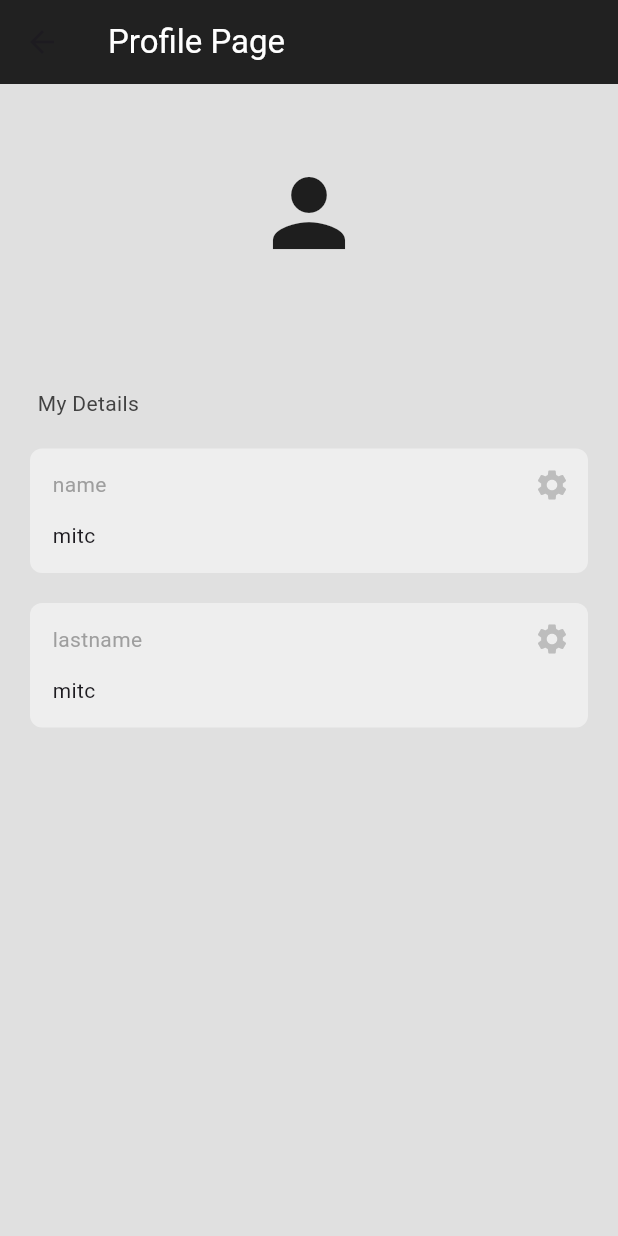
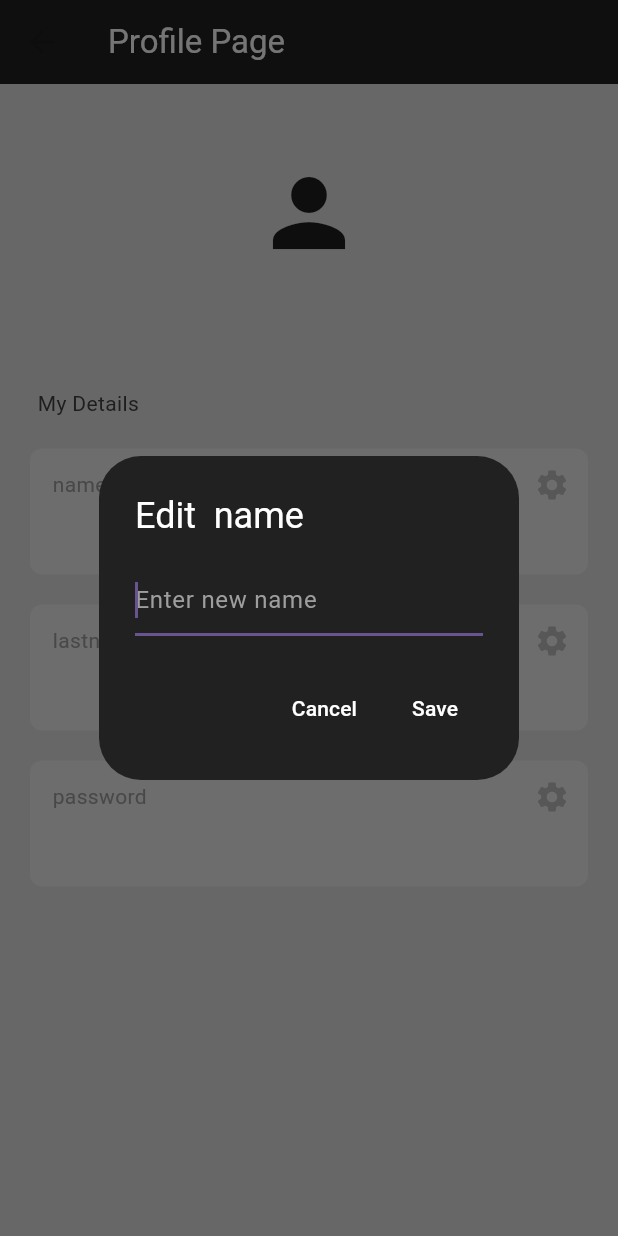
Before and after one commit to bavertalantimur/book_donate-flutter, a Flutter app: the ProfileScreen screen opened by its route, after a tap on the "settings" icon, on a phone screen of 412 x 824 dp. Run offline on Flutter 3.47's test engine with Material 3 defaults, Android fonts, the phone set to English and light mode, and no system bars; our stand-ins replace bloc, carousel_slider, cloud_firestore, equatable, firebase_auth, firebase_core and 3 more; accounts and stored records are empty.

Commit message:
profile page details settings

```diff
--- a/lib/screens/drawer/drawer.dart
+++ b/lib/screens/drawer/drawer.dart
@@ -29,7 +29,7 @@ class MyDrawer extends StatelessWidget {
               MyListTile(
                 icon: Icons.person,
                 text: 'P R O F I L E',
-                onTap: () => Navigator.pop(context),
+                onTap: onProfileTap,
               ),
             ],
           ),
--- a/lib/screens/home/home_screen.dart
+++ b/lib/screens/home/home_screen.dart
@@ -22,8 +22,10 @@ class HomeScreen extends StatelessWidget {
     );
   }
 
+  @override
+  Widget build(BuildContext context) {
     void goToProfilePage() {
-    /* Navigator.pop(
+      Navigator.pop(
         context,
       );
       Navigator.push(
@@ -31,11 +33,9 @@ class HomeScreen extends StatelessWidget {
         MaterialPageRoute(
           builder: (context) => ProfileScreen(),
         ),
-    );*/
+      );
     }
 
-  @override
-  Widget build(BuildContext context) {
     return Scaffold(
       appBar: CustomAppBar(title: 'Home'),
       drawer: MyDrawer(
--- a/lib/screens/profile/profile_screen.dart
+++ b/lib/screens/profile/profile_screen.dart
@@ -1,4 +1,6 @@
+import 'package:cloud_firestore/cloud_firestore.dart';
 import 'package:firebase_auth/firebase_auth.dart';
+import 'package:firebase_core/firebase_core.dart';
 import 'package:flutter/material.dart';
 import 'package:flutter_test_application/widgets/profile_text_box.dart';
 
@@ -11,7 +13,51 @@ class ProfileScreen extends StatefulWidget {
 
 class _ProfileScreenState extends State<ProfileScreen> {
   final currentUser = FirebaseAuth.instance.currentUser!;
-  Future<void> editField(String field) async {}
+  final userCollection = FirebaseFirestore.instance.collection("Users");
+
+  Future<void> editField(String field) async {
+    String newValue = "";
+    await showDialog(
+      context: context,
+      builder: (context) => AlertDialog(
+        backgroundColor: Colors.grey[900],
+        title: Text(
+          "Edit  $field",
+          style: TextStyle(color: Colors.white),
+        ),
+        content: TextField(
+          autofocus: true,
+          style: TextStyle(color: Colors.white),
+          decoration: InputDecoration(
+            hintText: "Enter new $field",
+            hintStyle: TextStyle(color: Colors.grey),
+          ),
+          onChanged: (value) {
+            newValue = value;
+          },
+        ),
+        actions: [
+          TextButton(
+            onPressed: () => Navigator.pop(context),
+            child: Text(
+              'Cancel',
+              style: TextStyle(color: Colors.white),
+            ),
+          ),
+          TextButton(
+            onPressed: () => Navigator.of(context).pop(newValue),
+            child: Text(
+              'Save',
+              style: TextStyle(color: Colors.white),
+            ),
+          ),
+        ],
+      ),
+    );
+    if (newValue.trim().length > 0) {
+      await userCollection.doc(currentUser.email).update({field: newValue});
+    }
+  }
 
   @override
   Widget build(BuildContext context) {
@@ -24,7 +70,15 @@ class _ProfileScreenState extends State<ProfileScreen> {
         ),
         backgroundColor: Colors.grey[900],
       ),
-      body: ListView(
+      body: StreamBuilder<DocumentSnapshot>(
+        stream: FirebaseFirestore.instance
+            .collection("Users")
+            .doc(currentUser.email)
+            .snapshots(),
+        builder: (context, snapshot) {
+          if (snapshot.hasData) {
+            final userData = snapshot.data!.data() as Map<String, dynamic>;
+            return ListView(
               children: [
                 const SizedBox(height: 50),
                 Icon(
@@ -46,16 +100,31 @@ class _ProfileScreenState extends State<ProfileScreen> {
                   ),
                 ),
                 ProfileTextBox(
-            text: 'mitc',
+                  text: userData['name'],
                   name: 'name',
                   onPressed: () => editField('name'),
                 ),
                 ProfileTextBox(
-            text: 'mitc',
+                  text: userData['lastname'],
                   name: 'lastname',
                   onPressed: () => editField('lastname'),
+                ),
+                ProfileTextBox(
+                  text: userData['password'],
+                  name: 'password',
+                  onPressed: () => editField('password'),
                 )
               ],
+            );
+          } else if (snapshot.hasError) {
+            return Center(
+              child: Text('Error${snapshot.error}'),
+            );
+          }
+          return const Center(
+            child: CircularProgressIndicator(),
+          );
+        },
       ),
     );
   }
--- a/lib/service/auth_service.dart
+++ b/lib/service/auth_service.dart
@@ -68,7 +68,7 @@ class AuthService {
 
       try {
         final resultData =
-            await firebaseFirestore.collection("Users").doc(name).set({
+            await firebaseFirestore.collection("Users").doc(email).set({
           "email": email,
           "name": name,
           "lastname": lastName,
--- a/lib/widgets/custom_navbar.dart
+++ b/lib/widgets/custom_navbar.dart
@@ -1,6 +1,8 @@
 import 'package:firebase_auth/firebase_auth.dart';
 
 import 'package:flutter/material.dart';
+import 'package:flutter_bloc/flutter_bloc.dart';
+import 'package:flutter_test_application/service/auth_service.dart';
 
 class CustomNavBar extends StatelessWidget {
   const CustomNavBar({
@@ -33,6 +35,7 @@ class CustomNavBar extends StatelessWidget {
           IconButton(
               onPressed: () async {
                 await FirebaseAuth.instance.signOut();
+                //Navigator.pushNamed(context, '/loginPage');
               },
               icon: Icon(Icons.exit_to_app, color: Colors.white)),
         ],
```
Lines whose indentation alone changed are shown as unchanged.
